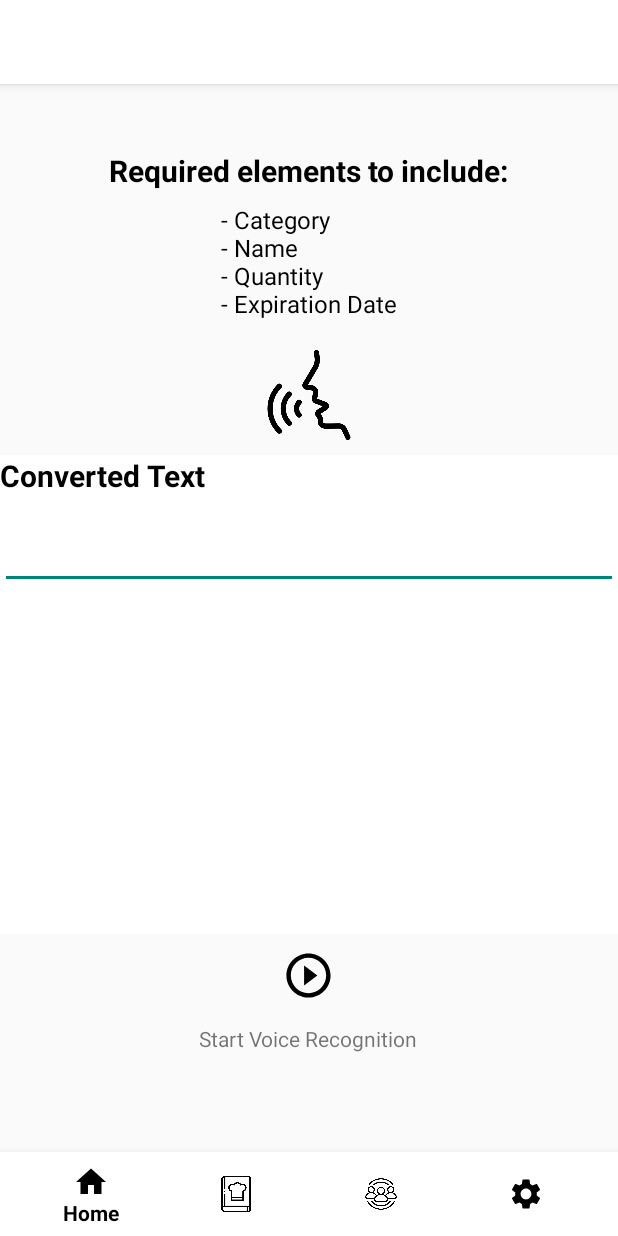
After one commit to oosedus/FridgeGuardian, an Android app: the layout activity_voice_registration.xml on its own in the app's theme, with its tools: preview values and no code run, on a phone screen of 412 x 824 dp. The commit adds this screen. Run offline under Robolectric (Android 15) with nearby library versions, the phone set to English and light mode, and no system bars.

Commit message:
speech to text 기능 추가

```diff
--- a/app/src/main/java/com/example/fridgeguardian/BookmarkActivity.kt
+++ b/app/src/main/java/com/example/fridgeguardian/BookmarkActivity.kt
@@ -3,7 +3,6 @@ package com.example.fridgeguardian
 import android.content.Intent
 import android.os.Bundle
 import android.util.Log
-import android.widget.Button
 import androidx.appcompat.app.AppCompatActivity
 import androidx.appcompat.widget.Toolbar
 import androidx.core.content.ContextCompat
@@ -12,11 +11,8 @@ import androidx.recyclerview.widget.LinearLayoutManager
 import androidx.recyclerview.widget.RecyclerView
 import com.google.android.material.bottomnavigation.BottomNavigationView
 import com.google.firebase.auth.FirebaseAuth
-import com.google.firebase.database.DataSnapshot
-import com.google.firebase.database.DatabaseError
-import com.google.firebase.database.FirebaseDatabase
-import com.google.firebase.database.ValueEventListener
 import com.google.firebase.firestore.FirebaseFirestore
+import home.HomeActivity
 
 class BookmarkActivity : AppCompatActivity() {
     override fun onCreate(savedInstanceState: Bundle?) {
--- a/app/src/main/java/com/example/fridgeguardian/IntroActivity.kt
+++ b/app/src/main/java/com/example/fridgeguardian/IntroActivity.kt
@@ -4,11 +4,11 @@ import android.content.Intent
 import androidx.appcompat.app.AppCompatActivity
 import android.os.Bundle
 import androidx.databinding.DataBindingUtil
-import com.example.fridgeguardian.R
 import com.example.fridgeguardian.databinding.ActivityIntroBinding
 import com.google.firebase.Firebase
 import com.google.firebase.auth.FirebaseAuth
 import com.google.firebase.auth.auth
+import home.HomeActivity
 
 class IntroActivity : AppCompatActivity() {
     private lateinit var binding : ActivityIntroBinding
--- a/app/src/main/java/com/example/fridgeguardian/MainActivity.kt
+++ b/app/src/main/java/com/example/fridgeguardian/MainActivity.kt
@@ -11,6 +11,7 @@ import com.google.firebase.Firebase
 import com.google.firebase.auth.FirebaseAuth
 import com.google.firebase.auth.auth
 import com.google.firebase.firestore.FirebaseFirestore
+import home.HomeActivity
 
 class MainActivity : AppCompatActivity() {
     private lateinit var auth: FirebaseAuth
--- a/app/src/main/java/com/example/fridgeguardian/RecipeActivity.kt
+++ b/app/src/main/java/com/example/fridgeguardian/RecipeActivity.kt
@@ -2,11 +2,11 @@ package com.example.fridgeguardian
 
 import android.content.Intent
 import android.os.Bundle
-import android.util.Log
 import android.widget.Button
 import androidx.appcompat.app.AppCompatActivity
 import androidx.appcompat.widget.Toolbar
 import com.google.android.material.bottomnavigation.BottomNavigationView
+import home.HomeActivity
 
 class RecipeActivity : AppCompatActivity(){
     override fun onCreate(savedInstanceState: Bundle?){
--- a/app/src/main/java/com/example/fridgeguardian/RecipeSearchActivity.kt
+++ b/app/src/main/java/com/example/fridgeguardian/RecipeSearchActivity.kt
@@ -1,18 +1,17 @@
 package com.example.fridgeguardian
 
 import android.content.Intent
-import android.graphics.drawable.ClipDrawable.VERTICAL
 import android.os.Bundle
 import android.util.Log
 import android.widget.SearchView
 import androidx.appcompat.app.AppCompatActivity
 import androidx.appcompat.widget.Toolbar
 import androidx.core.content.ContextCompat
-import androidx.core.content.res.ResourcesCompat
 import androidx.recyclerview.widget.DividerItemDecoration
 import androidx.recyclerview.widget.LinearLayoutManager
 import androidx.recyclerview.widget.RecyclerView
 import com.google.android.material.bottomnavigation.BottomNavigationView
+import home.HomeActivity
 import retrofit2.Call
 import retrofit2.Callback
 import retrofit2.Response
--- a/app/src/main/java/com/example/fridgeguardian/VoiceRegistrationActivity.kt
+++ /dev/null
@@ -1,5 +0,0 @@
-package com.example.fridgeguardian
-
-class VoiceRegistrationActivity {
-
-}
--- a/app/src/main/java/com/example/fridgeguardian/HomeActivity.kt
+++ b/app/src/main/java/home/HomeActivity.kt
@@ -1,4 +1,4 @@
-package com.example.fridgeguardian
+package home
 
 import android.content.Context
 import android.content.Intent
@@ -11,6 +11,10 @@ import android.widget.LinearLayout
 import android.widget.PopupWindow
 import androidx.appcompat.app.AppCompatActivity
 import androidx.recyclerview.widget.LinearLayoutManager
+import com.example.fridgeguardian.CommunityMainActivity
+import com.example.fridgeguardian.MyPageActivity
+import com.example.fridgeguardian.R
+import com.example.fridgeguardian.RecipeActivity
 import com.example.fridgeguardian.databinding.HomeActivityMainBinding
 import com.google.firebase.auth.FirebaseAuth
 import com.google.firebase.firestore.FirebaseFirestore
--- a/app/src/main/java/com/example/fridgeguardian/IngredientAdapter.kt
+++ b/app/src/main/java/home/IngredientAdapter.kt
@@ -1,4 +1,4 @@
-package com.example.fridgeguardian
+package home
 
 import android.content.Intent
 import android.graphics.Color
--- /dev/null
+++ b/app/src/main/res/drawable/voice_record_start_icon.xml
@@ -0,0 +1,5 @@
+<vector android:height="35dp" android:tint="#000000"
+    android:viewportHeight="24" android:viewportWidth="24"
+    android:width="35dp" xmlns:android="http://schemas.android.com/apk/res/android">
+    <path android:fillColor="@android:color/white" android:pathData="M10,16.5l6,-4.5 -6,-4.5v9zM12,2C6.48,2 2,6.48 2,12s4.48,10 10,10 10,-4.48 10,-10S17.52,2 12,2zM12,20c-4.41,0 -8,-3.59 -8,-8s3.59,-8 8,-8 8,3.59 8,8 -3.59,8 -8,8z"/>
+</vector>
--- /dev/null
+++ b/app/src/main/res/drawable/voice_record_stop_icon.xml
@@ -0,0 +1,5 @@
+<vector android:height="35dp" android:tint="#000000"
+    android:viewportHeight="24" android:viewportWidth="24"
+    android:width="35dp" xmlns:android="http://schemas.android.com/apk/res/android">
+    <path android:fillColor="@android:color/white" android:pathData="M12,2C6.48,2 2,6.48 2,12c0,5.52 4.48,10 10,10s10,-4.48 10,-10C22,6.48 17.52,2 12,2zM16,16H8V8h8V16z"/>
+</vector>
--- /dev/null
+++ b/app/src/main/res/drawable/voice_registration_start_icon.xml
@@ -0,0 +1,5 @@
+<vector android:height="24dp" android:tint="#000000"
+    android:viewportHeight="24" android:viewportWidth="24"
+    android:width="24dp" xmlns:android="http://schemas.android.com/apk/res/android">
+    <path android:fillColor="@android:color/white" android:pathData="M12,12m-8,0a8,8 0,1 1,16 0a8,8 0,1 1,-16 0"/>
+</vector>
--- /dev/null
+++ b/app/src/main/res/layout/activity_voice_registration.xml
@@ -0,0 +1,127 @@
+<RelativeLayout xmlns:android="http://schemas.android.com/apk/res/android"
+    xmlns:app="http://schemas.android.com/apk/res-auto"
+    android:layout_width="match_parent"
+    android:layout_height="match_parent">
+
+    <com.google.android.material.appbar.AppBarLayout
+        android:id="@+id/appBarLayout"
+        android:layout_width="match_parent"
+        android:layout_height="wrap_content"
+        android:elevation="4dp"
+        android:theme="@style/ThemeOverlay.AppCompat.Dark.ActionBar">
+
+        <androidx.appcompat.widget.Toolbar
+            android:id="@+id/toolbar"
+            android:layout_width="match_parent"
+            android:layout_height="?attr/actionBarSize"
+            android:background="#FFFFFFFF"
+            android:textAlignment="center"
+            app:contentInsetStart="25dp"
+            app:titleTextColor="#FF000000" />
+    </com.google.android.material.appbar.AppBarLayout>
+
+    <com.google.android.material.bottomnavigation.BottomNavigationView
+        android:id="@+id/navigation"
+        android:layout_width="match_parent"
+        android:layout_height="wrap_content"
+        android:layout_alignParentBottom="true"
+        android:background="#FFFFFFFF"
+        app:itemIconTint="#FF000000"
+        app:itemTextColor="#FF000000"
+        app:menu="@menu/bottom_navigation_menu" />
+
+    <ImageButton
+        android:id="@+id/btnStart"
+        android:layout_width="wrap_content"
+        android:layout_height="wrap_content"
+        android:layout_above="@id/navigation"
+        android:layout_centerHorizontal="true"
+        android:layout_marginBottom="100dp"
+        android:background="@drawable/imageview_click_selector"
+        android:text="START"
+        android:clickable="true"
+        android:focusable="true"
+        android:src="@drawable/voice_record_start_icon"/>
+
+
+    <TextView
+        android:id="@+id/textView6"
+        android:layout_width="wrap_content"
+        android:layout_height="wrap_content"
+        android:layout_alignParentTop="true"
+        android:layout_centerHorizontal="true"
+        android:layout_marginTop="100dp"
+        android:text="Required elements to include:"
+        android:textColor="#000000"
+        android:textSize="20sp"
+        android:textStyle="bold" />
+
+    <TextView
+        android:id="@+id/textView7"
+        android:layout_width="wrap_content"
+        android:layout_height="wrap_content"
+        android:layout_alignParentTop="true"
+        android:layout_below="@+id/textView6"
+        android:layout_centerHorizontal="true"
+        android:layout_marginTop="135dp"
+        android:text="- Category \n- Name \n- Quantity \n- Expiration Date"
+        android:textColor="#000000"
+        android:textSize="16sp" />
+
+    <ImageView
+        android:id="@+id/imageView2"
+        android:layout_width="60dp"
+        android:layout_height="60dp"
+        android:layout_below="@+id/textView7"
+        android:layout_alignParentBottom="false"
+        android:layout_centerHorizontal="true"
+        android:layout_marginTop="20dp"
+        app:srcCompat="@drawable/voice_registration_icon" />
+
+    <androidx.appcompat.widget.LinearLayoutCompat
+        android:layout_width="match_parent"
+        android:layout_height="wrap_content"
+        android:layout_above="@+id/btnStart"
+        android:layout_below="@+id/imageView2"
+        android:layout_centerHorizontal="true"
+        android:layout_marginTop="10dp"
+        android:layout_marginBottom="10dp"
+        android:background="@color/white"
+        android:orientation="vertical"
+        android:scrollbarAlwaysDrawVerticalTrack="true">
+
+        <TextView
+            android:id="@+id/textConvertedText"
+            android:layout_width="wrap_content"
+            android:layout_height="wrap_content"
+            android:text="Converted Text"
+            android:textColor="@color/black"
+            android:textSize="20dp"
+            android:textStyle="bold" />
+
+        <EditText
+            android:id="@+id/convertedText"
+            android:layout_width="match_parent"
+            android:layout_height="wrap_content"
+            android:layout_below="@+id/textConvertedText"
+            android:layout_alignParentBottom="true"
+            android:layout_centerHorizontal="true"
+            android:layout_marginTop="20dp"
+            android:ems="15"
+            android:gravity="start|top"
+            android:inputType="textMultiLine"
+            android:textSize="15dp" />
+
+    </androidx.appcompat.widget.LinearLayoutCompat>
+
+    <TextView
+        android:id="@+id/infoRecord"
+        android:layout_width="wrap_content"
+        android:layout_height="23dp"
+        android:layout_alignTop="@+id/btnStart"
+        android:layout_centerHorizontal="true"
+        android:layout_marginTop="50dp"
+        android:text="Start Voice Recognition" />
+
+
+</RelativeLayout>
```
Also changed, not shown: app/src/main/AndroidManifest.xml (+5 -4 lines), app/src/main/java/home/IngredientEditActivity.kt (renamed from app/src/main/java/com/example/fridgeguardian/IngredientEditActivity.kt, +7 -3 lines), app/src/main/java/home/KeyboardRegistrationActivity.kt (renamed from app/src/main/java/com/example/fridgeguardian/KeyboardRegistrationActivity.kt, +31 -1 lines), app/src/main/java/home/VoiceRegistrationActivity.kt (added, +154 -0 lines), app/src/main/res/drawable/voice_stt_registration_button.png (added), 1 other file.
